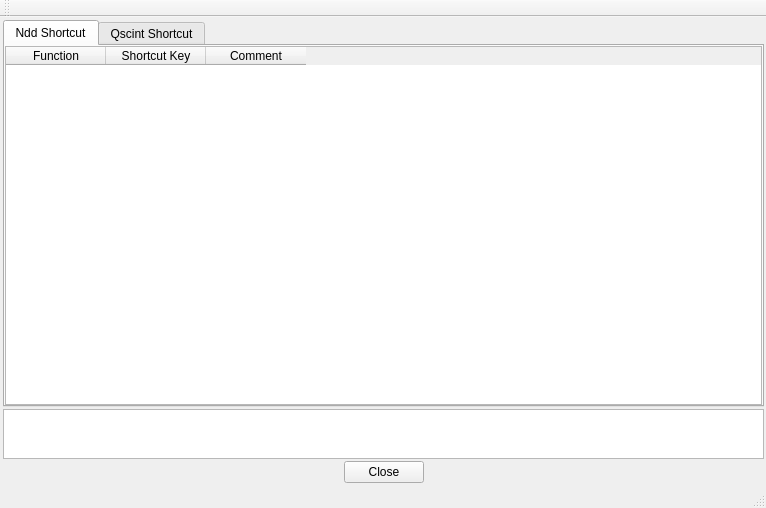
Qt form src/shortcutkeymgr.ui (chenrongbiao/notepad) before a commit.
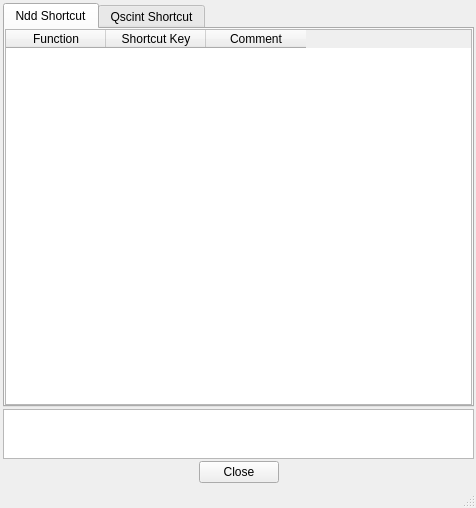
The same form after that commit.

The edit to the form file:
```diff
--- a/src/shortcutkeymgr.ui
+++ b/src/shortcutkeymgr.ui
@@ -6,7 +6,7 @@
    <rect>
     <x>0</x>
     <y>0</y>
-    <width>766</width>
+    <width>476</width>
     <height>508</height>
    </rect>
   </property>
@@ -171,14 +171,6 @@
     </item>
    </layout>
   </widget>
-  <widget class="QToolBar" name="mainToolBar">
-   <attribute name="toolBarArea">
-    <enum>TopToolBarArea</enum>
-   </attribute>
-   <attribute name="toolBarBreak">
-    <bool>false</bool>
-   </attribute>
-  </widget>
   <widget class="QStatusBar" name="statusBar"/>
  </widget>
  <layoutdefault spacing="6" margin="11"/>
```
Left out of the diff: 6 changed lines with no effect on the pictures.
